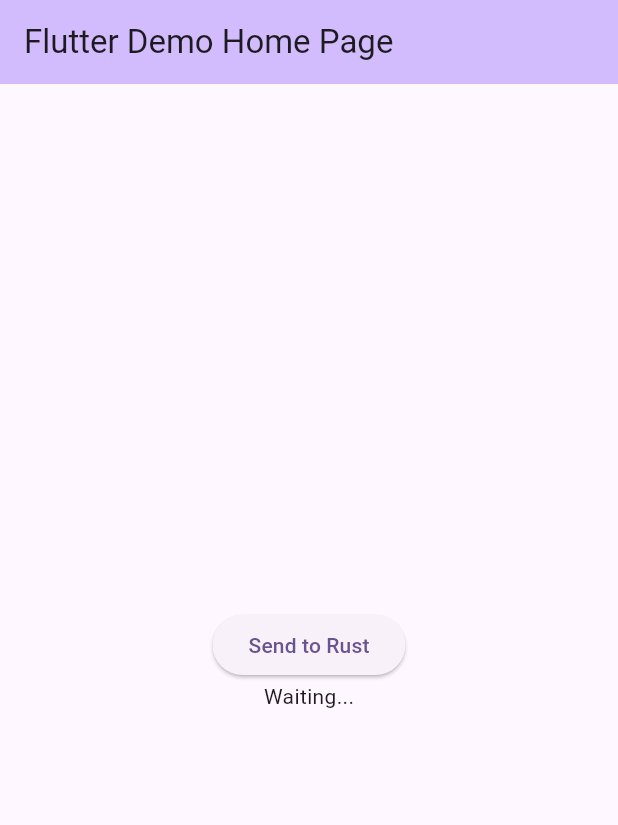
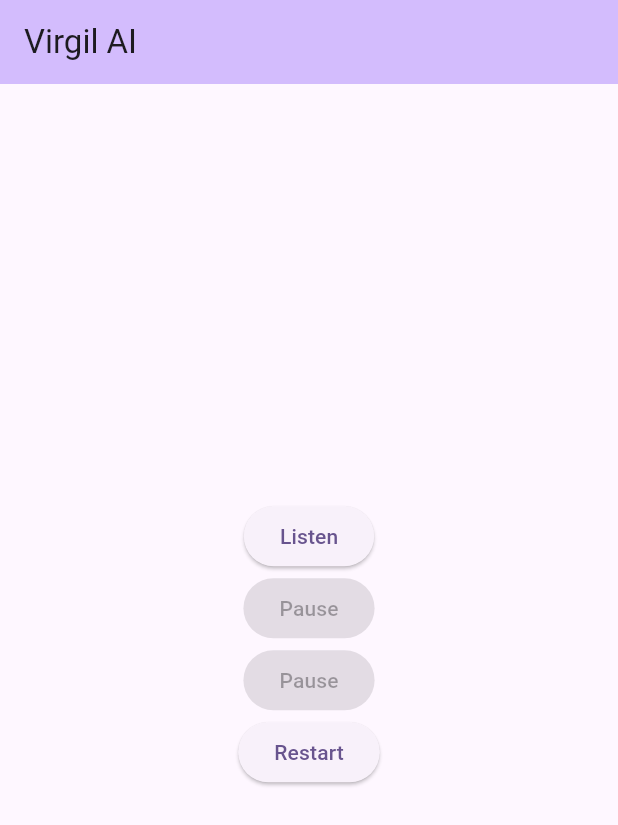
Before and after one commit to aryan-regmi/virgil, a Flutter app: the screen it shows after launch, on a phone screen of 412 x 824 dp. Shown: the top 825 px of the screen. Run offline on Flutter 3.47's test engine with Material 3 defaults, Android fonts, the phone set to English and light mode, and no system bars; our stand-ins replace logger, permission_handler; missing offline and left inert: d_bincode, dart:ffi, flutter_sound; network calls fail; statements that could not run were skipped.

Commit message:
Updated main.dart to use new SpeechRecognition

```diff
--- a/lib/main.dart
+++ b/lib/main.dart
@@ -1,40 +1,43 @@
 import 'dart:async';
 
 import 'package:flutter/material.dart';
-import 'package:virgil/native.dart';
-import 'package:virgil/rust_bridge.dart';
+import 'package:virgil/speech_recognition.dart';
 
 void main() {
-  runApp(const MyApp());
+  runApp(const Virgil());
 }
 
-class MyApp extends StatelessWidget {
-  const MyApp({super.key});
+class Virgil extends StatelessWidget {
+  const Virgil({super.key});
 
   // This widget is the root of your application.
   @override
   Widget build(BuildContext context) {
     return MaterialApp(
-      title: 'Flutter Demo',
+      title: 'Virgil Assistant',
       theme: ThemeData(
         colorScheme: ColorScheme.fromSeed(seedColor: Colors.deepPurple),
       ),
-      home: const MyHomePage(title: 'Flutter Demo Home Page'),
+      home: const HomePage(title: 'Virgil AI'),
     );
   }
 }
 
-class MyHomePage extends StatefulWidget {
-  const MyHomePage({super.key, required this.title});
+/// The home page of the application.
+class HomePage extends StatefulWidget {
+  const HomePage({super.key, required this.title});
 
   final String title;
 
   @override
-  State<MyHomePage> createState() => _MyHomePageState();
+  State<HomePage> createState() => _HomePageState();
 }
 
-class _MyHomePageState extends State<MyHomePage> {
-  String? _text;
+/// The state of the home page.
+class _HomePageState extends State<HomePage> {
+  final SpeechRecognition _speech = SpeechRecognition(
+    wakeWords: ['Hey Virgil'],
+  );
 
   @override
   void initState() {
@@ -51,20 +54,32 @@ class _MyHomePageState extends State<MyHomePage> {
 
   @override
   Widget build(BuildContext context) {
-    final sendButton = ElevatedButton(
-      onPressed: () async {
-        final response = await sendMessage(
-          messageType: MessageType.debug,
-          message: DebugMessage(message: 'Hi from Flutter!'),
-        );
-        if (response.kind == ResponseType.text ||
-            response.kind == ResponseType.error) {
-          setState(() {
-            _text = response.value;
-          });
-        }
-      },
-      child: Text('Send to Rust'),
+    final listenButton = ElevatedButton(
+      onPressed: _speech.isListening
+          ? null
+          : () async => await _speech.startListening(),
+      child: Text('Listen'),
+    );
+    final pauseButton = ElevatedButton(
+      onPressed: _speech.isListening
+          ? () async => await _speech.pauseListening()
+          : null,
+      child: Text('Pause'),
+    );
+    final stopButton = ElevatedButton(
+      onPressed: _speech.isListening
+          ? () async => await _speech.closeListener()
+          : null,
+      child: Text('Pause'),
+    );
+    final restartButton = ElevatedButton(
+      onPressed: _speech.isListening
+          ? null
+          : () async {
+              await _speech.closeListener();
+              await _speech.restartListener();
+            },
+      child: Text('Restart'),
     );
 
     return Scaffold(
@@ -76,8 +91,11 @@ class _MyHomePageState extends State<MyHomePage> {
         child: Column(
           mainAxisAlignment: MainAxisAlignment.center,
           children: <Widget>[
-            sendButton,
-            _text == null ? Text('Waiting...') : Text(_text!),
+            listenButton,
+            pauseButton,
+            stopButton,
+            restartButton,
+            Text(_speech.transcript),
           ],
         ),
       ),
```
Also changed, not shown: lib/speech_recognition.dart (+46 -30 lines), 1 other file.
